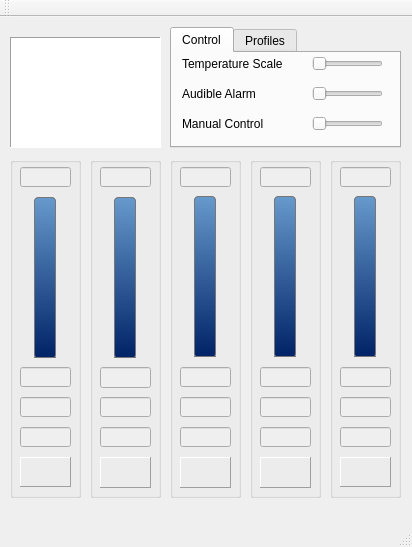
Shub77/phoebetria-code, file gui_mainwindow.ui: the form before one commit.
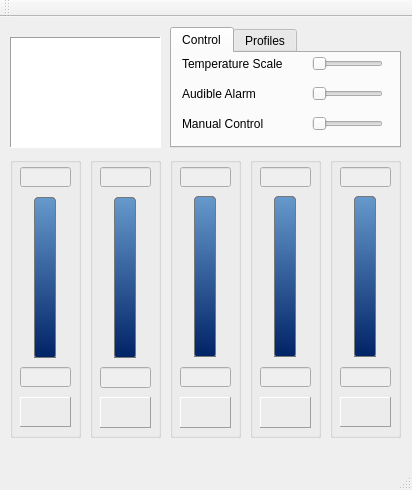
The form after the commit. Icons and pictures are not drawn.

Commit message: Removed min/max logged temp controls.

What changed in the file:
```diff
--- a/gui_mainwindow.ui
+++ b/gui_mainwindow.ui
@@ -7,7 +7,7 @@
     <x>0</x>
     <y>0</y>
     <width>412</width>
-    <height>547</height>
+    <height>490</height>
    </rect>
   </property>
   <property name="sizePolicy">
@@ -29,7 +29,7 @@
       <x>330</x>
       <y>140</y>
       <width>71</width>
-      <height>341</height>
+      <height>281</height>
      </rect>
     </property>
     <property name="autoFillBackground">
@@ -70,43 +70,11 @@
       <bool>true</bool>
      </property>
     </widget>
-    <widget class="QLineEdit" name="ctrl_channel5MinSpeed">
-     <property name="enabled">
-      <bool>false</bool>
-     </property>
-     <property name="geometry">
-      <rect>
-       <x>10</x>
-       <y>240</y>
-       <width>51</width>
-       <height>20</height>
-      </rect>
-     </property>
-     <property name="readOnly">
-      <bool>true</bool>
-     </property>
-    </widget>
-    <widget class="QLineEdit" name="ctrl_channel5MaxSpeed">
-     <property name="enabled">
-      <bool>false</bool>
-     </property>
-     <property name="geometry">
-      <rect>
-       <x>10</x>
-       <y>270</y>
-       <width>51</width>
-       <height>20</height>
-      </rect>
-     </property>
-     <property name="readOnly">
-      <bool>true</bool>
-     </property>
-    </widget>
     <widget class="QLabel" name="label_8">
      <property name="geometry">
       <rect>
        <x>10</x>
-       <y>300</y>
+       <y>240</y>
        <width>51</width>
        <height>30</height>
       </rect>
@@ -215,7 +183,7 @@
       <x>90</x>
       <y>140</y>
       <width>71</width>
-      <height>341</height>
+      <height>281</height>
      </rect>
     </property>
     <property name="autoFillBackground">
@@ -256,43 +224,11 @@
       <bool>true</bool>
      </property>
     </widget>
-    <widget class="QLineEdit" name="ctrl_channel2MinSpeed">
-     <property name="enabled">
-      <bool>false</bool>
-     </property>
-     <property name="geometry">
-      <rect>
-       <x>10</x>
-       <y>240</y>
-       <width>51</width>
-       <height>20</height>
-      </rect>
-     </property>
-     <property name="readOnly">
-      <bool>true</bool>
-     </property>
-    </widget>
-    <widget class="QLineEdit" name="ctrl_channel2MaxSpeed">
-     <property name="enabled">
-      <bool>false</bool>
-     </property>
-     <property name="geometry">
-      <rect>
-       <x>10</x>
-       <y>270</y>
-       <width>51</width>
-       <height>20</height>
-      </rect>
-     </property>
-     <property name="readOnly">
-      <bool>true</bool>
-     </property>
-    </widget>
     <widget class="QLabel" name="label_6">
      <property name="geometry">
       <rect>
        <x>10</x>
-       <y>300</y>
+       <y>240</y>
        <width>51</width>
        <height>31</height>
       </rect>
@@ -401,7 +337,7 @@
       <x>250</x>
       <y>140</y>
       <width>71</width>
-      <height>341</height>
+      <height>281</height>
      </rect>
     </property>
     <property name="autoFillBackground">
@@ -442,43 +378,11 @@
       <bool>true</bool>
      </property>
     </widget>
-    <widget class="QLineEdit" name="ctrl_channel4MinSpeed">
-     <property name="enabled">
-      <bool>false</bool>
-     </property>
-     <property name="geometry">
-      <rect>
-       <x>10</x>
-       <y>240</y>
-       <width>51</width>
-       <height>20</height>
-      </rect>
-     </property>
-     <property name="readOnly">
-      <bool>true</bool>
-     </property>
-    </widget>
-    <widget class="QLineEdit" name="ctrl_channel4MaxSpeed">
-     <property name="enabled">
-      <bool>false</bool>
-     </property>
-     <property name="geometry">
-      <rect>
-       <x>10</x>
-       <y>270</y>
-       <width>51</width>
-       <height>20</height>
-      </rect>
-     </property>
-     <property name="readOnly">
-      <bool>true</bool>
-     </property>
-    </widget>
     <widget class="QLabel" name="label_5">
      <property name="geometry">
       <rect>
        <x>10</x>
-       <y>300</y>
+       <y>240</y>
        <width>51</width>
        <height>31</height>
       </rect>
@@ -593,7 +497,7 @@
       <x>170</x>
       <y>140</y>
       <width>71</width>
-      <height>341</height>
+      <height>281</height>
      </rect>
     </property>
     <property name="autoFillBackground">
@@ -634,43 +538,11 @@
       <bool>true</bool>
      </property>
     </widget>
-    <widget class="QLineEdit" name="ctrl_channel3MinSpeed">
-     <property name="enabled">
-      <bool>false</bool>
-     </property>
-     <property name="geometry">
-      <rect>
-       <x>10</x>
-       <y>240</y>
-       <width>51</width>
-       <height>20</height>
-      </rect>
-     </property>
-     <property name="readOnly">
-      <bool>true</bool>
-     </property>
-    </widget>
-    <widget class="QLineEdit" name="ctrl_channel3MaxSpeed">
-     <property name="enabled">
-      <bool>false</bool>
-     </property>
-     <property name="geometry">
-      <rect>
-       <x>10</x>
-       <y>270</y>
-       <width>51</width>
-       <height>20</height>
-      </rect>
-     </property>
-     <property name="readOnly">
-      <bool>true</bool>
-     </property>
-    </widget>
     <widget class="QLabel" name="label_7">
      <property name="geometry">
       <rect>
        <x>10</x>
-       <y>300</y>
+       <y>240</y>
        <width>51</width>
        <height>31</height>
       </rect>
@@ -779,7 +651,7 @@
       <x>10</x>
       <y>140</y>
       <width>71</width>
-      <height>341</height>
+      <height>281</height>
      </rect>
     </property>
     <property name="autoFillBackground">
@@ -834,49 +706,11 @@
       <bool>true</bool>
      </property>
     </widget>
-    <widget class="QLineEdit" name="ctrl_channel1MinSpeed">
-     <property name="enabled">
-      <bool>false</bool>
-     </property>
-     <property name="geometry">
-      <rect>
-       <x>10</x>
-       <y>240</y>
-       <width>51</width>
-       <height>20</height>
-      </rect>
-     </property>
-     <property name="toolTip">
-      <string>Minimum RPM</string>
-     </property>
-     <property name="readOnly">
-      <bool>true</bool>
-     </property>
-    </widget>
-    <widget class="QLineEdit" name="ctrl_channel1MaxSpeed">
-     <property name="enabled">
-      <bool>false</bool>
-     </property>
-     <property name="geometry">
-      <rect>
-       <x>10</x>
-       <y>270</y>
-       <width>51</width>
-       <height>20</height>
-      </rect>
-     </property>
-     <property name="toolTip">
-      <string>Maximum RPM</string>
-     </property>
-     <property name="readOnly">
-      <bool>true</bool>
-     </property>
-    </widget>
     <widget class="QLabel" name="label_9">
      <property name="geometry">
       <rect>
        <x>10</x>
-       <y>300</y>
+       <y>240</y>
        <width>51</width>
        <height>30</height>
       </rect>
```
Left out of the diff: 4 changed lines with no effect on the pictures. The commit also changes 2 other files.
